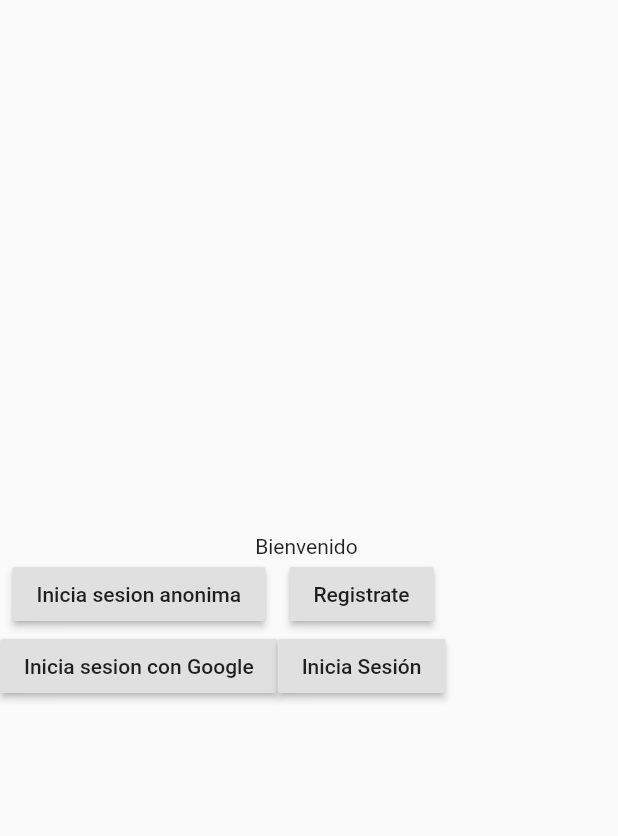
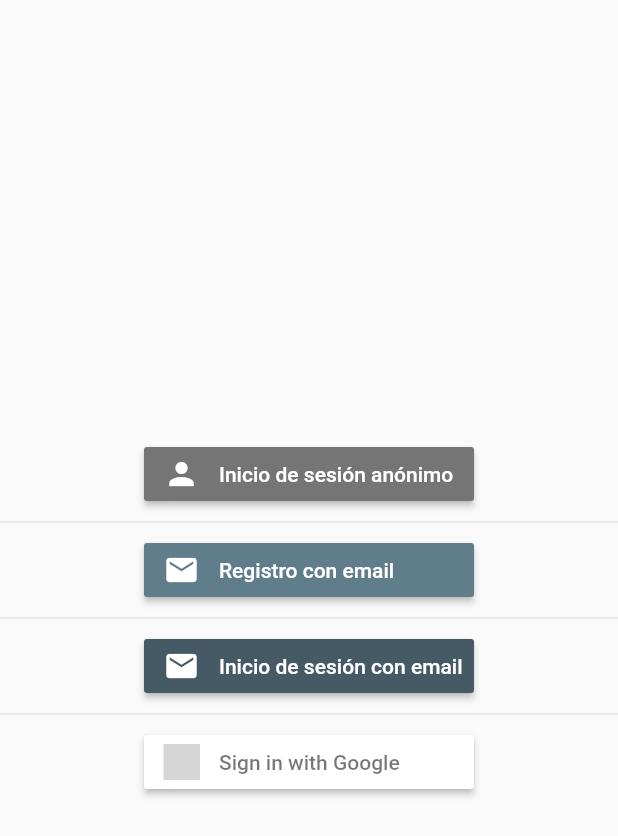
Before and after one commit to oOddaviidOo/fontana, a Flutter app: the screen it shows after launch, on a phone screen of 412 x 824 dp. Shown: the top 836 px of the screen. Run offline on Flutter 3.47's test engine with Material 2 defaults, Android fonts, the phone set to English and light mode, and no system bars; our stand-ins replace firebase_auth, firebase_core, flutter_signin_button, fluttertoast, google_sign_in; accounts and stored records are empty; grey boxes are pictures that could not be loaded.

Commit message:
Añadidos botones de libreria para mejorar la interfaz
Libreria flutter_signin_button. Falta añadir el código para el registro e inicio por correo

```diff
--- a/lib/src/pages/log_in_page.dart
+++ b/lib/src/pages/log_in_page.dart
@@ -1,4 +1,5 @@
 import 'package:flutter/material.dart';
+import 'package:flutter_signin_button/flutter_signin_button.dart';
 import 'package:fontana/src/log_in_state.dart';
 import 'package:provider/provider.dart';
 
@@ -9,60 +10,50 @@ class LogInPage extends StatelessWidget {
     return Scaffold(
         body: Center(
       child: Consumer(
-          builder: (BuildContext context, LoginState value, Widget child){
+        builder: (BuildContext context, LoginState value, Widget child) {
           if (value.isLoading()) {
             return CircularProgressIndicator();
           } else {
             return child;
           }
         },
-          child: Container(
         child: Column(
           mainAxisAlignment: MainAxisAlignment.center,
-              crossAxisAlignment: CrossAxisAlignment.center,
-              children: [
-                Text('Bienvenido '),
-                Row(
-                  children: [
-                    Column(
-                      children: [
-                        RaisedButton(
-                            child: Text('Inicia sesion anonima'),
+          children: <Widget>[
+            SignInButtonBuilder(
+              text: 'Inicio de sesión anónimo',
+              icon: Icons.person,
+              onPressed: () { Provider.of<LoginState>(context, listen: false)
+                                  .loginAnonymous();},
+              backgroundColor: Colors.grey[600],
+              width: 220.0,
+            ),
+            Divider(),
+            SignInButtonBuilder(
+              text: 'Registro con email',
+              icon: Icons.email,
+              onPressed: () {},
+              backgroundColor: Colors.blueGrey,
+              width: 220.0,
+            ),
+            Divider(),
+            SignInButtonBuilder(
+              text: 'Inicio de sesión con email',
+              icon: Icons.email,
+              onPressed: () {},
+              backgroundColor: Colors.blueGrey[700],
+              width: 220.0,
+            ),
+            Divider(),
+            SignInButton(
+              Buttons.Google,
               onPressed: () {
-                              Provider.of<LoginState>(context, listen: false)
-                                  .loginAnonymous();
-                            }),
-                        RaisedButton(
-                            child: Text('Inicia sesion con Google'),
-                            onPressed: () {
-                              Provider.of<LoginState>(context, listen: false)
-                                  .loginGoogle();
-                            }),
-                      ],
+                Provider.of<LoginState>(context, listen: false).loginGoogle();
+              },
             ),
-                    Column(
-                      children: [
-                        RaisedButton(
-                            child: Text('Registrate'),
-                            onPressed: () {
-                              Provider.of<LoginState>(context, listen: false)
-                                  .loginGoogle();
-                            }),
-                        RaisedButton(
-                            child: Text('Inicia Sesión'),
-                            onPressed: () {
-                              Provider.of<LoginState>(context, listen: false)
-                                  .loginGoogle();
-                            }),
-                      ],
-                    )
-                  ],
-                )
           ],
         ),
       ),
-        ),
-      ),
-    );
+    ));
   }
 }
--- a/pubspec.yaml
+++ b/pubspec.yaml
@@ -26,6 +26,7 @@ dependencies:
   google_sign_in: ^4.5.6
   firebase_core: ^0.5.3
   fluttertoast: ^7.1.6
+  flutter_signin_button: ^1.1.0
   flutter:
     sdk: flutter
 
```
Also changed, not shown: 1 other file. Lines whose indentation alone changed are shown as unchanged.
